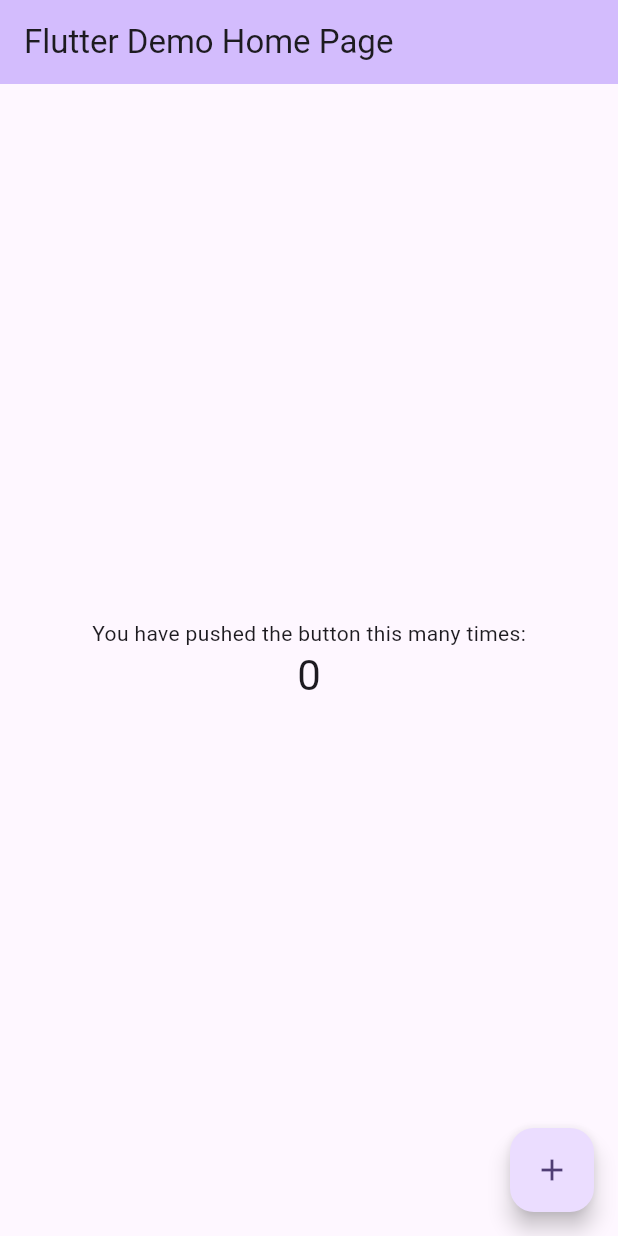
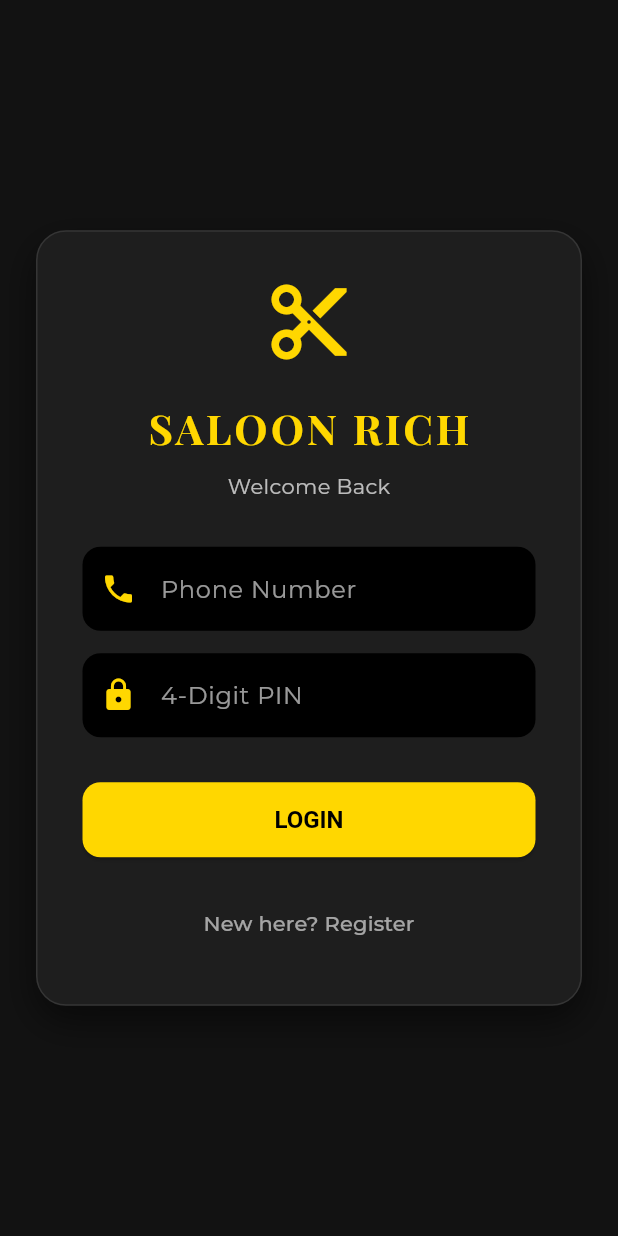
Before and after one commit to sparow001/saloon-rich-web, a Flutter app: the screen it shows after launch, on a phone screen of 412 x 824 dp. Run offline on Flutter 3.47's test engine with Material 3 defaults, Android fonts, the phone set to English and light mode, and no system bars; our stand-ins replace google_fonts, supabase_flutter; accounts and stored records are empty.

Commit message:
Upload all files

```diff
--- /dev/null
+++ b/lib/constants.dart
@@ -0,0 +1,11 @@
+// lib/constants.dart
+
+// Supabase Configuration
+const String supabaseUrl = 'https://ndaiopbiyvzxrtefhbay.supabase.co';
+const String supabaseAnonKey = 'sb_publishable_od-6CafteF_6rdmWbfMSzA_9H-1x0Vz';
+
+// PayHere Configuration
+const String payHereMerchantId = '1211149';
+
+// Shop Owner Settings
+const int ownerSubscriptionFee = 200;
--- a/lib/main.dart
+++ b/lib/main.dart
@@ -1,122 +1,85 @@
 import 'package:flutter/material.dart';
+import 'package:supabase_flutter/supabase_flutter.dart';
+import 'package:google_fonts/google_fonts.dart';
+import 'constants.dart'; // Supabase යතුරු ඇති ෆයිල් එක
+import 'screens/login_screen.dart'; // අපි හැදූ Login පිටුව
 
-void main() {
-  runApp(const MyApp());
+Future<void> main() async {
+  // 1. Flutter එන්ජිම හරියට පණ ගන්වන්න
+  WidgetsFlutterBinding.ensureInitialized();
+
+  // 2. Supabase ඩේටාබේස් එක සම්බන්ධ කරන්න
+  await Supabase.initialize(url: supabaseUrl, anonKey: supabaseAnonKey);
+
+  // 3. ඇප් එක රන් කරන්න
+  runApp(const SaloonRichApp());
 }
 
-class MyApp extends StatelessWidget {
-  const MyApp({super.key});
+class SaloonRichApp extends StatelessWidget {
+  const SaloonRichApp({super.key});
 
-  // This widget is the root of your application.
   @override
   Widget build(BuildContext context) {
     return MaterialApp(
-      title: 'Flutter Demo',
+      title: 'Saloon Rich',
+      debugShowCheckedModeBanner: false, // දකුණු පැත්තේ එන රතු පටිය අයින් කිරීම
+      // --- THEME SETUP (සැලෝන් එකේ පෙනුම) ---
       theme: ThemeData(
-        // This is the theme of your application.
-        //
-        // TRY THIS: Try running your application with "flutter run". You'll see
-        // the application has a purple toolbar. Then, without quitting the app,
-        // try changing the seedColor in the colorScheme below to Colors.green
-        // and then invoke "hot reload" (save your changes or press the "hot
-        // reload" button in a Flutter-supported IDE, or press "r" if you used
-        // the command line to start the app).
-        //
-        // Notice that the counter didn't reset back to zero; the application
-        // state is not lost during the reload. To reset the state, use hot
-        // restart instead.
-        //
-        // This works for code too, not just values: Most code changes can be
-        // tested with just a hot reload.
-        colorScheme: .fromSeed(seedColor: Colors.deepPurple),
+        brightness: Brightness.dark,
+        primaryColor: const Color(0xFFFFD700), // ප්‍රධාන වර්ණය (Gold)
+        scaffoldBackgroundColor: const Color(
+          0xFF121212,
+        ), // පසුබිම් වර්ණය (Deep Black)
+        // වර්ණ පද්ධතිය (Color Scheme)
+        colorScheme: const ColorScheme.dark(
+          primary: Color(0xFFFFD700), // Gold
+          secondary: Color(0xFFD4AF37), // Darker Gold
+          surface: Color(0xFF1E1E1E), // කාඩ්පත් වල පාට (Dark Grey)
+        ),
+
+        // අකුරු මෝස්තර (Fonts) - Montserrat
+        textTheme: GoogleFonts.montserratTextTheme(
+          Theme.of(context).textTheme,
+        ).apply(bodyColor: Colors.white, displayColor: const Color(0xFFFFD700)),
+
+        // Button Styles (බොත්තම් වල පෙනුම)
+        elevatedButtonTheme: ElevatedButtonThemeData(
+          style: ElevatedButton.styleFrom(
+            backgroundColor: const Color(0xFFFFD700), // බොත්තම Gold පාටයි
+            foregroundColor: Colors.black, // අකුරු කළු පාටයි
+            padding: const EdgeInsets.symmetric(horizontal: 20, vertical: 12),
+            shape: RoundedRectangleBorder(
+              borderRadius: BorderRadius.circular(12),
+            ),
+            textStyle: const TextStyle(
+              fontWeight: FontWeight.bold,
+              fontSize: 16,
+            ),
+          ),
+        ),
+
+        // Input Fields (ටයිප් කරන තැන් වල පෙනුම)
+        inputDecorationTheme: InputDecorationTheme(
+          filled: true,
+          fillColor: Colors.black,
+          border: OutlineInputBorder(
+            borderRadius: BorderRadius.circular(12),
+            borderSide: BorderSide.none,
+          ),
+          focusedBorder: OutlineInputBorder(
+            borderRadius: BorderRadius.circular(12),
+            borderSide: const BorderSide(color: Color(0xFFFFD700), width: 2),
+          ),
+          prefixIconColor: const Color(0xFFFFD700),
+          labelStyle: const TextStyle(color: Colors.white60),
+        ),
+
+        useMaterial3: true,
       ),
-      home: const MyHomePage(title: 'Flutter Demo Home Page'),
+
+      // --- HOME SCREEN ---
+      // ඇප් එක පටන් ගද්දිම Login Screen එකට යන්න
+      home: const LoginScreen(),
     );
   }
 }
-
-class MyHomePage extends StatefulWidget {
-  const MyHomePage({super.key, required this.title});
-
-  // This widget is the home page of your application. It is stateful, meaning
-  // that it has a State object (defined below) that contains fields that affect
-  // how it looks.
-
-  // This class is the configuration for the state. It holds the values (in this
-  // case the title) provided by the parent (in this case the App widget) and
-  // used by the build method of the State. Fields in a Widget subclass are
-  // always marked "final".
-
-  final String title;
-
-  @override
-  State<MyHomePage> createState() => _MyHomePageState();
-}
-
-class _MyHomePageState extends State<MyHomePage> {
-  int _counter = 0;
-
-  void _incrementCounter() {
-    setState(() {
-      // This call to setState tells the Flutter framework that something has
-      // changed in this State, which causes it to rerun the build method below
-      // so that the display can reflect the updated values. If we changed
-      // _counter without calling setState(), then the build method would not be
-      // called again, and so nothing would appear to happen.
-      _counter++;
-    });
-  }
-
-  @override
-  Widget build(BuildContext context) {
-    // This method is rerun every time setState is called, for instance as done
-    // by the _incrementCounter method above.
-    //
-    // The Flutter framework has been optimized to make rerunning build methods
-    // fast, so that you can just rebuild anything that needs updating rather
-    // than having to individually change instances of widgets.
-    return Scaffold(
-      appBar: AppBar(
-        // TRY THIS: Try changing the color here to a specific color (to
-        // Colors.amber, perhaps?) and trigger a hot reload to see the AppBar
-        // change color while the other colors stay the same.
-        backgroundColor: Theme.of(context).colorScheme.inversePrimary,
-        // Here we take the value from the MyHomePage object that was created by
-        // the App.build method, and use it to set our appbar title.
-        title: Text(widget.title),
-      ),
-      body: Center(
-        // Center is a layout widget. It takes a single child and positions it
-        // in the middle of the parent.
-        child: Column(
-          // Column is also a layout widget. It takes a list of children and
-          // arranges them vertically. By default, it sizes itself to fit its
-          // children horizontally, and tries to be as tall as its parent.
-          //
-          // Column has various properties to control how it sizes itself and
-          // how it positions its children. Here we use mainAxisAlignment to
-          // center the children vertically; the main axis here is the vertical
-          // axis because Columns are vertical (the cross axis would be
-          // horizontal).
-          //
-          // TRY THIS: Invoke "debug painting" (choose the "Toggle Debug Paint"
-          // action in the IDE, or press "p" in the console), to see the
-          // wireframe for each widget.
-          mainAxisAlignment: .center,
-          children: [
-            const Text('You have pushed the button this many times:'),
-            Text(
-              '$_counter',
-              style: Theme.of(context).textTheme.headlineMedium,
-            ),
-          ],
-        ),
-      ),
-      floatingActionButton: FloatingActionButton(
-        onPressed: _incrementCounter,
-        tooltip: 'Increment',
-        child: const Icon(Icons.add),
-      ),
-    );
-  }
-}
--- /dev/null
+++ b/lib/screens/login_screen.dart
@@ -0,0 +1,243 @@
+import 'package:flutter/material.dart';
+import 'package:supabase_flutter/supabase_flutter.dart';
+import 'package:google_fonts/google_fonts.dart';
+import '../main.dart'; // To access home screen (will update later)
+
+class LoginScreen extends StatefulWidget {
+  const LoginScreen({super.key});
+
+  @override
+  State<LoginScreen> createState() => _LoginScreenState();
+}
+
+class _LoginScreenState extends State<LoginScreen> {
+  final _phoneController = TextEditingController();
+  final _pinController = TextEditingController();
+  final _nameController = TextEditingController();
+
+  bool _isLoading = false;
+  bool _isRegistering = false; // Toggle between Login and Register
+
+  // Phone + PIN වලින් Login/Register වන Logic එක
+  Future<void> _handleAuth() async {
+    final phone = _phoneController.text.trim();
+    final pin = _pinController.text.trim();
+    final name = _nameController.text.trim();
+
+    if (phone.isEmpty || pin.length != 4) {
+      ScaffoldMessenger.of(context).showSnackBar(
+        const SnackBar(
+          content: Text('Please enter a valid Phone and 4-digit PIN'),
+        ),
+      );
+      return;
+    }
+
+    setState(() => _isLoading = true);
+
+    try {
+      // 1. අපි Phone එක Email එකක් විදිහට Convert කරනවා (Trick)
+      final email = '$phone@saloonrich.com';
+      final password = 'pin_$pin'; // PIN එක Password එකක් කරනවා
+
+      final supabase = Supabase.instance.client;
+
+      if (_isRegistering) {
+        // --- REGISTER ---
+        if (name.isEmpty) {
+          throw 'Please enter your Name for registration';
+        }
+
+        // A. Supabase Auth එකේ User කෙනෙක් හදනවා
+        final AuthResponse res = await supabase.auth.signUp(
+          email: email,
+          password: password,
+        );
+
+        if (res.user != null) {
+          // B. අපේ 'users' table එකට විස්තර දානවා
+          await supabase.from('users').insert({
+            'id': res.user!.id,
+            'phone': phone,
+            'pin': pin,
+            'display_name': name,
+            'role': 'client', // Default role
+          });
+
+          if (mounted) {
+            ScaffoldMessenger.of(context).showSnackBar(
+              const SnackBar(
+                content: Text('Registration Successful! Logging in...'),
+              ),
+            );
+          }
+        }
+      } else {
+        // --- LOGIN ---
+        await supabase.auth.signInWithPassword(
+          email: email,
+          password: password,
+        );
+      }
+
+      // Login හරි නම් Home එකට යන්න (දැනට නිකන් තියමු)
+      if (mounted) {
+        // අපි ඊළඟට Home Screen එක හදමු. දැනට Success මැසේජ් එකක් විතරක් දෙමු.
+        ScaffoldMessenger.of(context).showSnackBar(
+          const SnackBar(
+            backgroundColor: Colors.green,
+            content: Text('Login Successful!'),
+          ),
+        );
+      }
+    } catch (e) {
+      ScaffoldMessenger.of(context).showSnackBar(
+        SnackBar(
+          backgroundColor: Colors.red,
+          content: Text('Error: ${e.toString()}'),
+        ),
+      );
+    } finally {
+      setState(() => _isLoading = false);
+    }
+  }
+
+  @override
+  Widget build(BuildContext context) {
+    return Scaffold(
+      backgroundColor: Theme.of(context).scaffoldBackgroundColor,
+      body: Center(
+        child: SingleChildScrollView(
+          padding: const EdgeInsets.all(24),
+          child: Container(
+            constraints: const BoxConstraints(
+              maxWidth: 400,
+            ), // Web එකේ ලස්සනට පේන්න
+            padding: const EdgeInsets.all(30),
+            decoration: BoxDecoration(
+              color: const Color(0xFF1E1E1E),
+              borderRadius: BorderRadius.circular(20),
+              border: Border.all(color: Colors.white10),
+              boxShadow: [
+                BoxShadow(
+                  color: Colors.black.withOpacity(0.5),
+                  blurRadius: 20,
+                  offset: const Offset(0, 10),
+                ),
+              ],
+            ),
+            child: Column(
+              mainAxisSize: MainAxisSize.min,
+              children: [
+                // Logo & Title
+                const Icon(
+                  Icons.content_cut,
+                  size: 60,
+                  color: Color(0xFFFFD700),
+                ),
+                const SizedBox(height: 20),
+                Text(
+                  'SALOON RICH',
+                  style: GoogleFonts.playfairDisplay(
+                    fontSize: 28,
+                    fontWeight: FontWeight.bold,
+                    color: const Color(0xFFFFD700),
+                    letterSpacing: 2,
+                  ),
+                ),
+                const SizedBox(height: 10),
+                Text(
+                  _isRegistering ? 'Create New Account' : 'Welcome Back',
+                  style: const TextStyle(color: Colors.white70),
+                ),
+                const SizedBox(height: 30),
+
+                // Inputs
+                if (_isRegistering)
+                  _buildTextField(_nameController, 'Your Name', Icons.person),
+                if (_isRegistering) const SizedBox(height: 15),
+
+                _buildTextField(
+                  _phoneController,
+                  'Phone Number',
+                  Icons.phone,
+                  isNumber: true,
+                ),
+                const SizedBox(height: 15),
+                _buildTextField(
+                  _pinController,
+                  '4-Digit PIN',
+                  Icons.lock,
+                  isNumber: true,
+                  isObscure: true,
+                ),
+
+                const SizedBox(height: 30),
+
+                // Main Button
+                SizedBox(
+                  width: double.infinity,
+                  height: 50,
+                  child: ElevatedButton(
+                    onPressed: _isLoading ? null : _handleAuth,
+                    child: _isLoading
+                        ? const CircularProgressIndicator(color: Colors.black)
+                        : Text(
+                            _isRegistering ? 'REGISTER' : 'LOGIN',
+                            style: const TextStyle(
+                              fontSize: 16,
+                              fontWeight: FontWeight.bold,
+                            ),
+                          ),
+                  ),
+                ),
+
+                const SizedBox(height: 20),
+
+                // Toggle Button
+                TextButton(
+                  onPressed: () =>
+                      setState(() => _isRegistering = !_isRegistering),
+                  child: Text(
+                    _isRegistering
+                        ? 'Already have an account? Login'
+                        : 'New here? Register',
+                    style: const TextStyle(color: Colors.white60),
+                  ),
+                ),
+              ],
+            ),
+          ),
+        ),
+      ),
+    );
+  }
+
+  Widget _buildTextField(
+    TextEditingController controller,
+    String label,
+    IconData icon, {
+    bool isNumber = false,
+    bool isObscure = false,
+  }) {
+    return TextField(
+      controller: controller,
+      obscureText: isObscure,
+      keyboardType: isNumber ? TextInputType.number : TextInputType.text,
+      maxLength: isObscure ? 4 : null, // PIN එකට ඉලක්කම් 4යි
+      style: const TextStyle(color: Colors.white),
+      decoration: InputDecoration(
+        labelText: label,
+        prefixIcon: Icon(icon, color: const Color(0xFFFFD700)),
+        filled: true,
+        fillColor: Colors.black,
+        border: OutlineInputBorder(
+          borderRadius: BorderRadius.circular(12),
+          borderSide: BorderSide.none,
+        ),
+        labelStyle: const TextStyle(color: Colors.white60),
+        counterText: "",
+      ),
+    );
+  }
+}
--- a/pubspec.yaml
+++ b/pubspec.yaml
@@ -34,6 +34,12 @@ dependencies:
   # The following adds the Cupertino Icons font to your application.
   # Use with the CupertinoIcons class for iOS style icons.
   cupertino_icons: ^1.0.8
+  supabase_flutter: ^2.12.0
+  provider: ^6.1.5+1
+  google_fonts: ^8.0.1
+  intl: ^0.20.2
+  url_launcher: ^6.3.2
+  flutter_launcher_icons: ^0.14.4
 
 dev_dependencies:
   flutter_test:
```
Also changed, not shown: pubspec.lock, 1 other file.
